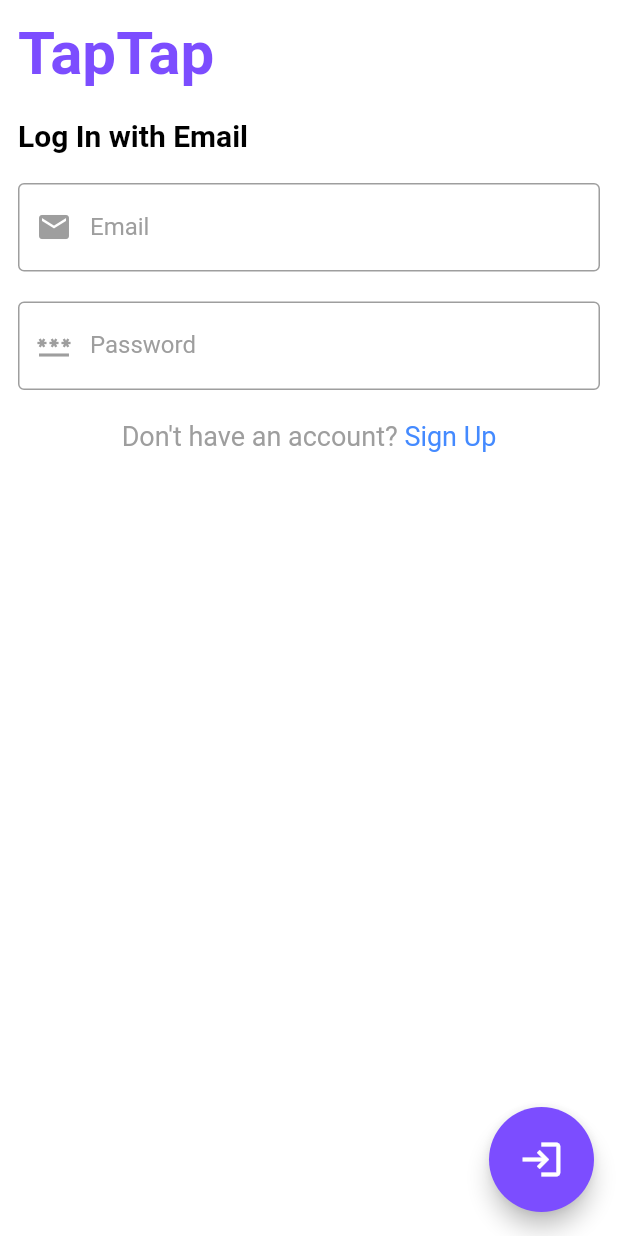
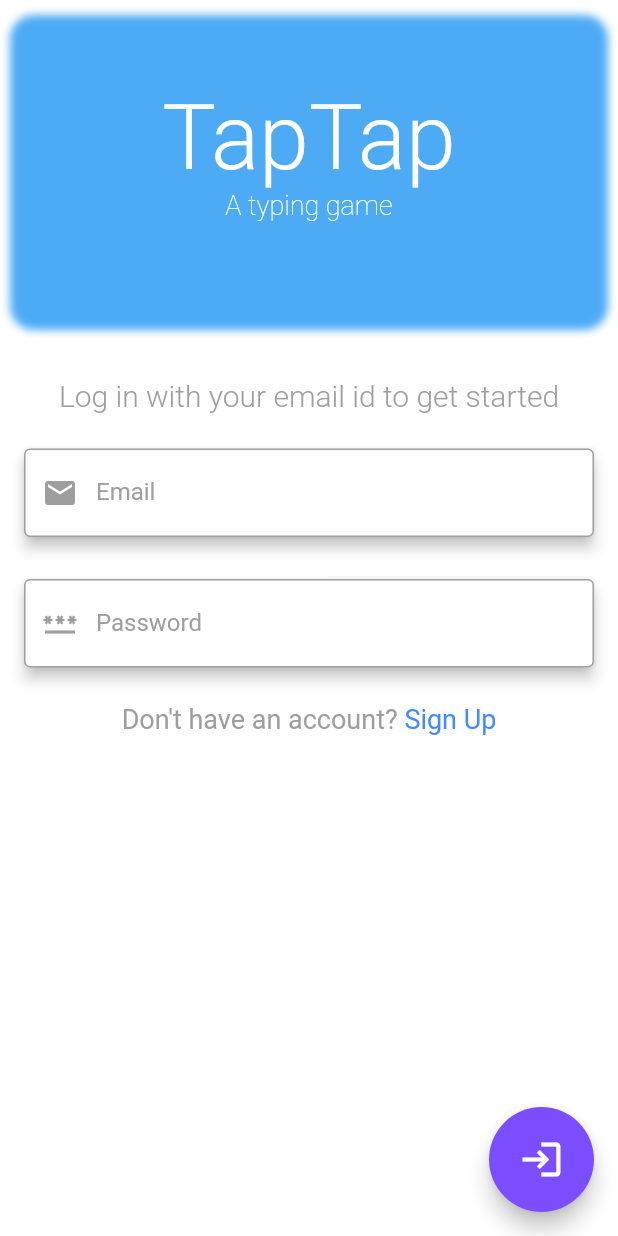
Before and after one commit to original-subbaman/typing_game, a Flutter app: the screen it shows after launch, on a phone screen of 412 x 824 dp. Run offline on Flutter 3.47's test engine with Material 2 defaults, Android fonts, the phone set to English and light mode, and no system bars; our stand-ins replace auto_size_text, cloud_firestore, firebase_auth, firebase_core, google_fonts, lorem_ipsum and 3 more; missing offline and left inert: random_words; accounts and stored records are empty.

Commit message:
1. Fixed issue with leaderboard showing duplicates 2. Cosmetic changes to sign in and sign up 3. Fixed issue with exiting typing screen 4. Fixed issue with navigation from sign up to back to sign in

```diff
--- a/lib/firebase/firebase_firestore.dart
+++ b/lib/firebase/firebase_firestore.dart
@@ -137,8 +137,8 @@ class MyCloudFirestore {
         if (leagueScore > data['league_score']) {
           league.update({
             "league_score": leagueScore,
-            "acc": data['acc'],
-            "wpm": data['wpm']
+            "acc": acc,
+            "wpm": wpm,
           }).then(
               (value) => print("User league score updated in league table"),
               onError: (e) =>
@@ -152,6 +152,8 @@ class MyCloudFirestore {
     final player = {
       'user_name': newPlayer.userName,
       'league_score': newPlayer.leagueScore,
+      'acc': 0,
+      'wpm': 0
     };
     await _league
         .doc(newPlayer.uid)
--- a/lib/screens/sign_in.dart
+++ b/lib/screens/sign_in.dart
@@ -1,13 +1,12 @@
-import 'package:animated_text_kit/animated_text_kit.dart';
+import 'package:firebase_auth/firebase_auth.dart';
 import 'package:flutter/gestures.dart';
 import 'package:flutter/material.dart';
-import 'package:firebase_auth/firebase_auth.dart';
 import 'package:progress_dialog/progress_dialog.dart';
 import 'package:thumbing/screens/home_screen.dart';
 import 'package:thumbing/screens/sign_up.dart';
 import 'package:thumbing/utility/constants.dart';
-import 'package:thumbing/widgets/social_media_button.dart';
 import 'package:thumbing/widgets/input_form_field.dart';
+import 'package:thumbing/widgets/app_banner.dart';
 import '../firebase/firebase_authentication.dart';
 
 class SignInScreen extends StatefulWidget {
@@ -84,13 +83,13 @@ class _SignInScreenState extends State<SignInScreen> {
 
   @override
   Widget build(BuildContext context) {
-    progressDialog = ProgressDialog(context, type: ProgressDialogType.Normal, isDismissible: false);
-    progressDialog.style(
-      message: 'Just a moment...'
-    );
+    progressDialog = ProgressDialog(context,
+        type: ProgressDialogType.Normal, isDismissible: false);
+    progressDialog.style(message: 'Just a moment...');
     return SafeArea(
         child: Scaffold(
       backgroundColor: Colors.white,
+      resizeToAvoidBottomInset: true,
       floatingActionButton: SizedBox(
         width: 70,
         height: 70,
@@ -103,7 +102,8 @@ class _SignInScreenState extends State<SignInScreen> {
               progressDialog.show();
               String status = await MyFirebaseAuth.signInUser(
                       email: _emailController.text.trim(),
-                  password: _passwordController.text.trim()).whenComplete(() {
+                      password: _passwordController.text.trim())
+                  .whenComplete(() {
                 progressDialog.hide();
               });
               handleSignInExceptions(status);
@@ -114,46 +114,40 @@ class _SignInScreenState extends State<SignInScreen> {
       body: SingleChildScrollView(
         child: Column(
           mainAxisSize: MainAxisSize.min,
+          mainAxisAlignment: MainAxisAlignment.start,
           crossAxisAlignment: CrossAxisAlignment.stretch,
           children: [
             Flexible(
               flex: 2,
               fit: FlexFit.loose,
               child: Container(
-                decoration: BoxDecoration(
                 color: Colors.white,
-                ),
                 child: Padding(
                   padding: const EdgeInsets.all(12.0),
                   child: Column(
-                    mainAxisAlignment: MainAxisAlignment.center,
+                    mainAxisAlignment: MainAxisAlignment.start,
                     crossAxisAlignment: CrossAxisAlignment.stretch,
                     children: [
-                      Text(
-                        'TapTap',
-                        textAlign: TextAlign.start,
-                        style: TextStyle(
-                          fontWeight: FontWeight.bold,
-                          fontSize: 40,
-                          color: Colors.deepPurpleAccent,
-                        ),
-                      ),
-
+                      AppBanner(),
                       SizedBox(
-                        height: 20,
+                        height: 40,
                       ),
                       Text(
-                        'Log In with Email',
+                        'Log in with your email id to get started',
                         style: TextStyle(
-                          color: Colors.black,
-                          fontWeight: FontWeight.bold,
+                          color: Colors.grey,
+                          fontWeight: FontWeight.w300,
                           fontSize: 20.0,
+
                         ),
+                        textAlign: TextAlign.center,
                       ),
                       SizedBox(
                         height: 20,
                       ),
-                      InputFormField(
+                      Card(
+                        elevation: 4,
+                        child: InputFormField(
                           focusNode: _emailFocusNode,
                           prefixIcon: Icon(Icons.email,
                               color: getColorOnFocus(_emailFocusNode)),
@@ -166,10 +160,13 @@ class _SignInScreenState extends State<SignInScreen> {
                           controller: _emailController,
                           obscureText: false,
                         ),
+                      ),
                       SizedBox(
                         height: 20,
                       ),
-                      InputFormField(
+                      Card(
+                        elevation: 4,
+                        child: InputFormField(
                           focusNode: _passwordFocusNode,
                           prefixIcon: Icon(Icons.password,
                               color: getColorOnFocus(_passwordFocusNode)),
@@ -181,6 +178,7 @@ class _SignInScreenState extends State<SignInScreen> {
                           ),
                           controller: _passwordController,
                           obscureText: true,
+                        ),
                       ),
                       SizedBox(
                         height: 20,
@@ -201,7 +199,7 @@ class _SignInScreenState extends State<SignInScreen> {
                                   ),
                                   recognizer: TapGestureRecognizer()
                                     ..onTap = () {
-                                      Navigator.pushReplacementNamed(
+                                      Navigator.pushNamed(
                                           context, SignUpScreen.kSignUpScreen);
                                     }),
                             ]),
--- a/lib/screens/typing_test_screen.dart
+++ b/lib/screens/typing_test_screen.dart
@@ -251,7 +251,7 @@ class _TypingTestScreenState extends State<TypingTestScreen>
               ElevatedButton(
                   onPressed: () => Navigator.pop(context, false), child: Text('No')),
               ElevatedButton(
-                  onPressed: () => Navigator.pop(context, true), child: Text('Yes'))
+                  onPressed: () => Navigator.popUntil(context, (route) => route.isFirst), child: Text('Yes'))
             ],
           ));
 
--- /dev/null
+++ b/lib/widgets/app_banner.dart
@@ -0,0 +1,50 @@
+
+import 'package:flutter/cupertino.dart';
+import 'package:flutter/material.dart';
+
+class AppBanner extends StatelessWidget {
+
+  @override
+  Widget build(BuildContext context) {
+    return Container(
+      alignment: Alignment.center,
+      height: 200,
+      decoration: BoxDecoration(
+          borderRadius: BorderRadius.circular(16.0),
+          boxShadow: [
+            BoxShadow(
+              color: Colors.blue.withOpacity(0.8),
+              spreadRadius: 5,
+              blurRadius: 4,
+              offset: Offset(0, 3),
+            )
+          ]),
+      child: Column(
+        mainAxisAlignment: MainAxisAlignment.center,
+        children: [
+          Text(
+            'TapTap',
+            textAlign: TextAlign.center,
+            style: TextStyle(
+              fontWeight: FontWeight.w300,
+              fontSize: 60,
+              color: Colors.white,
+            ),
+          ),
+          Text(
+            'A typing game',
+            textAlign: TextAlign.center,
+            style: TextStyle(
+                fontWeight: FontWeight.w200,
+                fontSize: 18,
+                color: Colors.white),
+          ),
+          SizedBox(
+            height: 20,
+          ),
+
+        ],
+      ),
+    );
+  }
+}
```
Also changed, not shown: lib/screens/sign_up.dart (+6 -11 lines), lib/widgets/leaderboard.dart (+13 -1 lines). Lines whose indentation alone changed are shown as unchanged.
